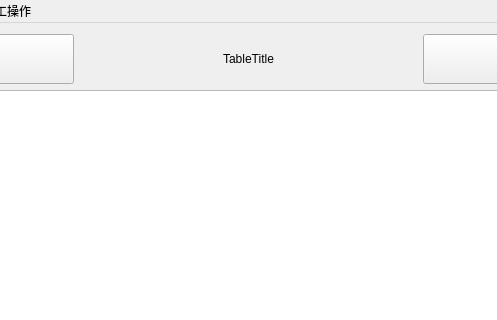
This is mainwindow.ui in Vaskka/DR_Projects as Qt 5 draws it before an edit; both pictures show x 275 to 772 and y 0 to 320 of the 1047 by 633 pixel window. The edited form follows.
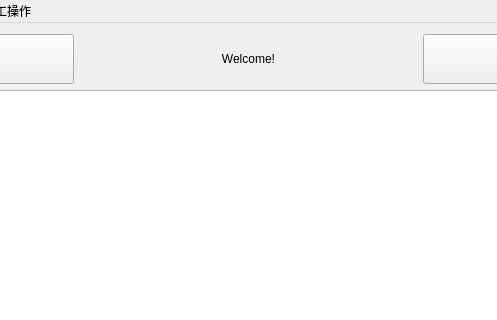
This is the edited form.

Patch:
```diff
--- a/mainwindow.ui
+++ b/mainwindow.ui
@@ -37,7 +37,7 @@
        </size>
       </property>
       <property name="text">
-       <string>TableTitle</string>
+       <string>Welcome!</string>
       </property>
       <property name="alignment">
        <set>Qt::AlignCenter</set>
```
